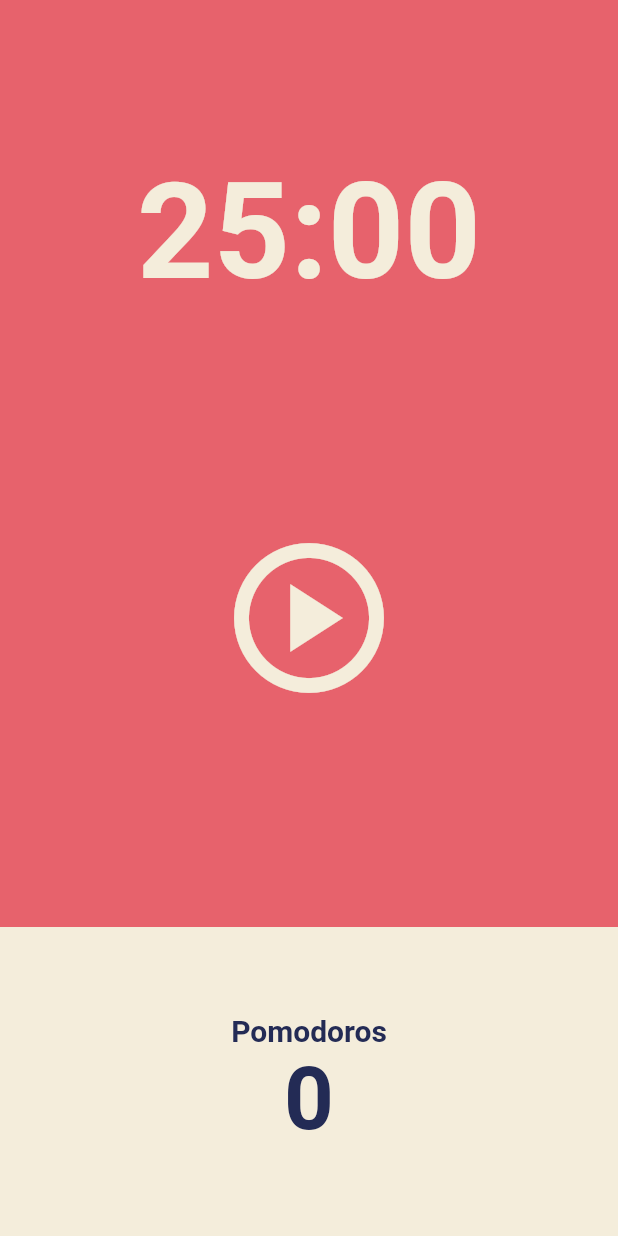
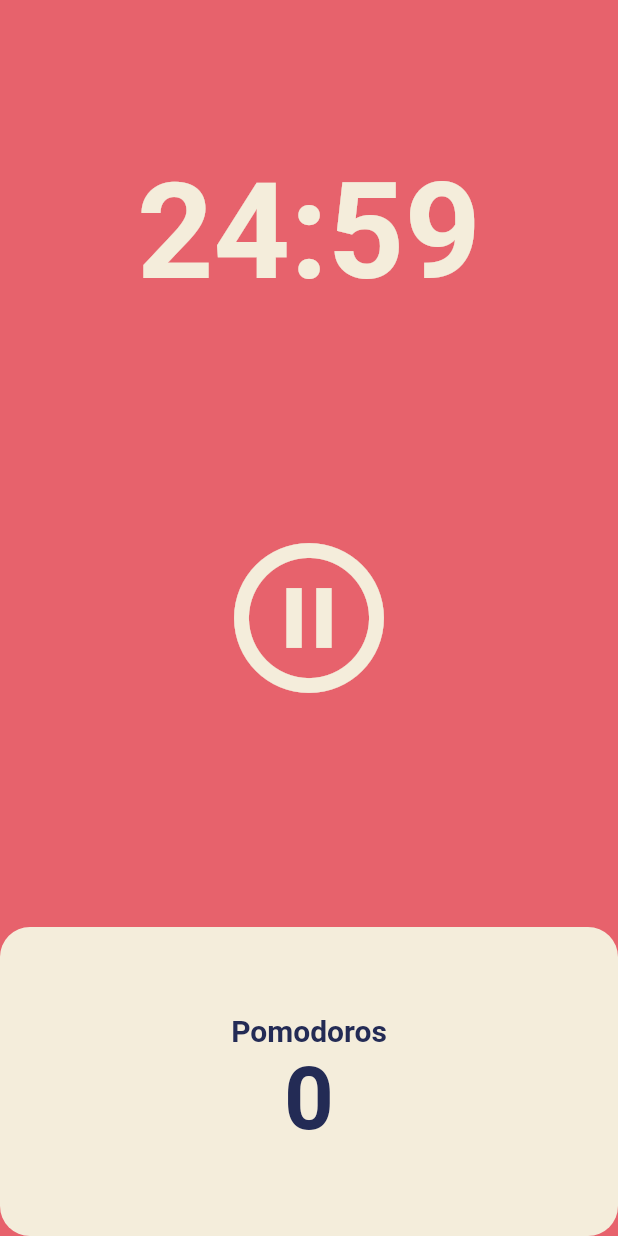
Before and after one commit to gonnabea/flutter-mini, a Flutter app: the screen it shows after launch, after a tap on the "play circle" icon, on a phone screen of 412 x 824 dp. Run offline on Flutter 3.47's test engine with Material 2 defaults, Android fonts, the phone set to English and light mode, and no system bars.

Commit message:
[ADD] #5.3 Date Format

```diff
--- a/lib/screens/home_screen.dart
+++ b/lib/screens/home_screen.dart
@@ -1,3 +1,5 @@
+import 'dart:async';
+
 import 'package:flutter/material.dart';
 
 class HomeScreen extends StatefulWidget {
@@ -8,6 +10,49 @@ class HomeScreen extends StatefulWidget {
 }
 
 class _HomeScreenState extends State<HomeScreen> {
+  static const twentyFiveMinutes = 1500;
+  int totalSeconds = twentyFiveMinutes;
+  bool isRunning = false;
+  int totalPomodoros = 0;
+  late Timer timer;
+
+  void onTick(Timer timer) {
+    if (totalSeconds == 0) {
+      setState(() {
+        totalPomodoros = totalPomodoros + 1;
+        isRunning = false;
+        totalSeconds = twentyFiveMinutes;
+      });
+      timer.cancel();
+    } else {
+      setState(() {
+        totalSeconds = totalSeconds - 1;
+      });
+    }
+  }
+
+  void onStartPressed() {
+    timer = Timer.periodic(const Duration(seconds: 1), onTick);
+
+    setState(() {
+      isRunning = true;
+    });
+  }
+
+  void onPausePressed() {
+    timer.cancel();
+
+    setState(() {
+      isRunning = false;
+    });
+  }
+
+  String format(int seconds) {
+    var duration = Duration(seconds: seconds);
+
+    return duration.toString().split(".").first.substring(2, 7);
+  }
+
   @override
   Widget build(BuildContext context) {
     return Scaffold(
@@ -17,7 +62,7 @@ class _HomeScreenState extends State<HomeScreen> {
             flex: 1,
             child: Container(
               alignment: Alignment.bottomCenter,
-              child: Text('25:00',
+              child: Text(format(totalSeconds),
                   style: TextStyle(
                       color: Theme.of(context).cardColor,
                       fontSize: 89,
@@ -29,8 +74,10 @@ class _HomeScreenState extends State<HomeScreen> {
               child: IconButton(
                 iconSize: 120,
                 color: Theme.of(context).cardColor,
-                onPressed: () {},
-                icon: const Icon(Icons.play_circle_outlined),
+                onPressed: isRunning ? onPausePressed : onStartPressed,
+                icon: Icon(isRunning
+                    ? Icons.pause_circle_outline
+                    : Icons.play_circle_outlined),
               ),
             )),
         Flexible(
@@ -39,8 +86,9 @@ class _HomeScreenState extends State<HomeScreen> {
               children: [
                 Expanded(
                   child: Container(
-                      decoration:
-                          BoxDecoration(color: Theme.of(context).cardColor),
+                      decoration: BoxDecoration(
+                          color: Theme.of(context).cardColor,
+                          borderRadius: BorderRadius.circular(20)),
                       child: Column(
                         mainAxisAlignment: MainAxisAlignment.center,
                         children: [
@@ -53,7 +101,7 @@ class _HomeScreenState extends State<HomeScreen> {
                                     .headline1!
                                     .color,
                               )),
-                          Text('0',
+                          Text('$totalPomodoros',
                               style: TextStyle(
                                 fontSize: 58,
                                 fontWeight: FontWeight.w600,
```
